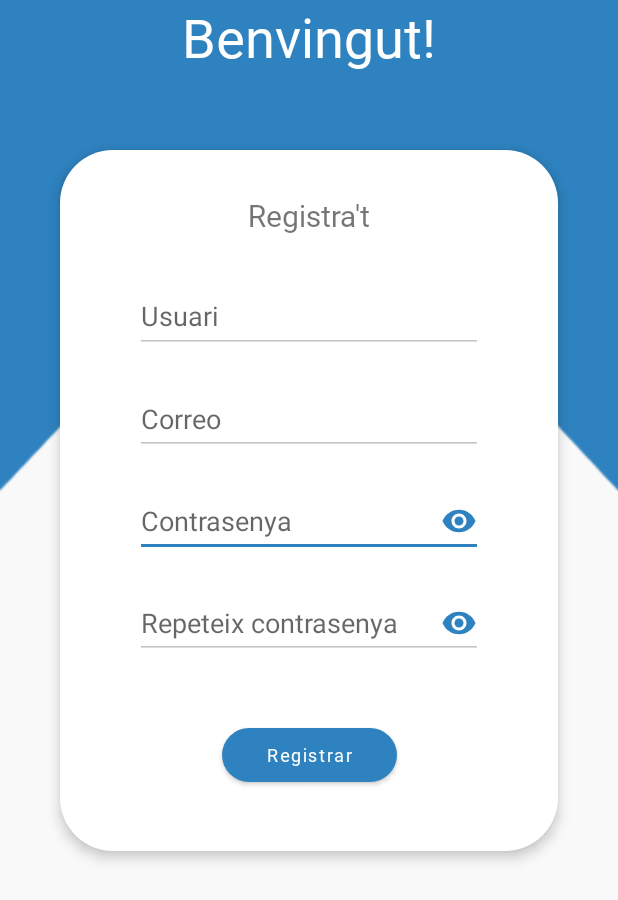
After one commit to erikmiro/Cataleg_App, an Android app: the layout activity_register.xml on its own in the app's theme, with its tools: preview values and no code run, on a phone screen of 412 x 824 dp. The commit adds this screen. Shown: the top 900 px of the screen. Run offline under Robolectric (Android 15) with nearby library versions, the phone set to English and light mode, and no system bars.

Commit message:
[WP-03] Added RegisterScreen layout, strings and drawable.

```diff
--- /dev/null
+++ b/app/src/main/java/com/example/wapps/RegisterActivity.java
@@ -0,0 +1,14 @@
+package com.example.wapps;
+
+import androidx.appcompat.app.AppCompatActivity;
+
+import android.os.Bundle;
+
+public class RegisterActivity extends AppCompatActivity {
+
+    @Override
+    protected void onCreate(Bundle savedInstanceState) {
+        super.onCreate(savedInstanceState);
+        setContentView(R.layout.activity_main);
+    }
+}
--- /dev/null
+++ b/app/src/main/res/drawable/ic_baseline_remove_red_eye_24.xml
@@ -0,0 +1,5 @@
+<vector android:height="24dp" android:tint="#2E82BF"
+    android:viewportHeight="24" android:viewportWidth="24"
+    android:width="24dp" xmlns:android="http://schemas.android.com/apk/res/android">
+    <path android:fillColor="@android:color/white" android:pathData="M12,4.5C7,4.5 2.73,7.61 1,12c1.73,4.39 6,7.5 11,7.5s9.27,-3.11 11,-7.5c-1.73,-4.39 -6,-7.5 -11,-7.5zM12,17c-2.76,0 -5,-2.24 -5,-5s2.24,-5 5,-5 5,2.24 5,5 -2.24,5 -5,5zM12,9c-1.66,0 -3,1.34 -3,3s1.34,3 3,3 3,-1.34 3,-3 -1.34,-3 -3,-3z"/>
+</vector>
--- /dev/null
+++ b/app/src/main/res/layout/activity_register.xml
@@ -0,0 +1,141 @@
+<?xml version="1.0" encoding="utf-8"?>
+<androidx.constraintlayout.widget.ConstraintLayout xmlns:android="http://schemas.android.com/apk/res/android"
+    xmlns:app="http://schemas.android.com/apk/res-auto"
+    xmlns:tools="http://schemas.android.com/tools"
+    android:id="@+id/relativeLayout2"
+    android:layout_width="match_parent"
+    android:layout_height="match_parent"
+    android:background="@drawable/login_screen_bg"
+    tools:context=".RegisterActivity">
+
+    <TextView
+        android:id="@+id/welcomeTxt2"
+        android:layout_width="match_parent"
+        android:layout_height="wrap_content"
+        android:fontFamily="@font/notosanshk_bold"
+        android:gravity="center"
+        android:text="@string/welcome"
+        android:textColor="@color/white"
+        android:textSize="36sp"
+        app:layout_constraintEnd_toEndOf="parent"
+        app:layout_constraintStart_toStartOf="parent"
+        app:layout_constraintTop_toTopOf="parent" />
+
+    <androidx.constraintlayout.widget.ConstraintLayout
+        android:id="@+id/view"
+        android:layout_width="0dp"
+        android:layout_height="wrap_content"
+        android:layout_marginStart="40dp"
+        android:layout_marginTop="100dp"
+        android:layout_marginEnd="40dp"
+        android:background="@drawable/register_box_background"
+        android:elevation="5dp"
+        app:layout_constraintEnd_toEndOf="parent"
+        app:layout_constraintHorizontal_bias="1.0"
+        app:layout_constraintStart_toStartOf="parent"
+        app:layout_constraintTop_toTopOf="parent">
+
+        <TextView
+            android:id="@+id/loginTxt"
+            android:layout_width="wrap_content"
+            android:layout_height="wrap_content"
+            android:layout_marginTop="30dp"
+            android:fontFamily="@font/notosanshk_medium"
+            android:gravity="center"
+            android:text="@string/register"
+            android:textSize="20sp"
+            app:layout_constraintEnd_toEndOf="parent"
+            app:layout_constraintStart_toStartOf="parent"
+            app:layout_constraintTop_toTopOf="parent" />
+
+        <EditText
+            android:id="@+id/passRegTxt"
+            android:layout_width="0dp"
+            android:layout_height="wrap_content"
+            android:layout_marginTop="20dp"
+            android:drawableEnd="@drawable/ic_baseline_remove_red_eye_24"
+            android:ems="10"
+            android:hint="@string/password"
+            android:inputType="textPassword"
+            android:minHeight="48dp"
+            android:paddingBottom="10dp"
+            android:theme="@style/EditTextTheme"
+            app:layout_constraintBottom_toTopOf="@+id/passRepRegTxt"
+            app:layout_constraintEnd_toEndOf="@+id/nameRegTxt"
+            app:layout_constraintHorizontal_bias="0.5"
+            app:layout_constraintStart_toStartOf="@+id/nameRegTxt"
+            app:layout_constraintTop_toBottomOf="@+id/emailRegTxt" />
+
+        <Button
+            android:id="@+id/loginBtn"
+            android:layout_width="wrap_content"
+            android:layout_height="wrap_content"
+            android:layout_marginTop="40dp"
+            android:layout_marginBottom="40dp"
+            android:fontFamily="@font/notosanshk_black"
+            android:paddingStart="30dp"
+            android:paddingEnd="30dp"
+            android:text="@string/registerBtn"
+            android:textAllCaps="false"
+            android:textSize="12sp"
+            app:cornerRadius="30dp"
+            app:layout_constraintBottom_toBottomOf="parent"
+            app:layout_constraintEnd_toEndOf="@+id/passRepRegTxt"
+            app:layout_constraintStart_toStartOf="@+id/passRepRegTxt"
+            app:layout_constraintTop_toBottomOf="@+id/passRepRegTxt" />
+
+        <EditText
+            android:id="@+id/passRepRegTxt"
+            android:layout_width="0dp"
+            android:layout_height="wrap_content"
+            android:layout_marginTop="20dp"
+            android:drawableEnd="@drawable/ic_baseline_remove_red_eye_24"
+            android:ems="10"
+            android:hint="@string/passwordRep"
+            android:inputType="textPassword"
+            android:minHeight="48dp"
+            android:paddingBottom="10dp"
+            android:theme="@style/EditTextTheme"
+            app:layout_constraintEnd_toEndOf="@+id/nameRegTxt"
+            app:layout_constraintHorizontal_bias="0.5"
+            app:layout_constraintStart_toStartOf="@+id/nameRegTxt"
+            app:layout_constraintTop_toBottomOf="@+id/passRegTxt" />
+
+        <EditText
+            android:id="@+id/nameRegTxt"
+            android:layout_width="0dp"
+            android:layout_height="wrap_content"
+            android:layout_marginStart="50dp"
+            android:layout_marginTop="30dp"
+            android:layout_marginEnd="50dp"
+            android:ems="10"
+            android:hint="@string/user"
+            android:inputType="textEmailAddress"
+            android:minHeight="48dp"
+            android:paddingBottom="12dp"
+            android:theme="@style/EditTextTheme"
+            app:layout_constraintBottom_toTopOf="@+id/emailRegTxt"
+            app:layout_constraintEnd_toEndOf="parent"
+            app:layout_constraintHorizontal_bias="0.5"
+            app:layout_constraintStart_toStartOf="parent"
+            app:layout_constraintTop_toBottomOf="@+id/loginTxt" />
+
+        <EditText
+            android:id="@+id/emailRegTxt"
+            android:layout_width="0dp"
+            android:layout_height="wrap_content"
+            android:layout_marginTop="20dp"
+            android:ems="10"
+            android:hint="@string/email"
+            android:inputType="textPassword"
+            android:minHeight="48dp"
+            android:paddingBottom="10dp"
+            android:theme="@style/EditTextTheme"
+            app:layout_constraintBottom_toTopOf="@+id/passRegTxt"
+            app:layout_constraintEnd_toEndOf="@+id/nameRegTxt"
+            app:layout_constraintHorizontal_bias="0.5"
+            app:layout_constraintStart_toStartOf="@+id/nameRegTxt"
+            app:layout_constraintTop_toBottomOf="@+id/nameRegTxt" />
+    </androidx.constraintlayout.widget.ConstraintLayout>
+
+</androidx.constraintlayout.widget.ConstraintLayout>
--- a/app/src/main/res/values/strings.xml
+++ b/app/src/main/res/values/strings.xml
@@ -5,8 +5,12 @@
     <string name="login">Inicia Sessió</string>
     <string name="email">Correo</string>
     <string name="password">Contrasenya</string>
+    <string name="passwordRep">Repeteix contrasenya</string>
+    <string name="user">Usuari</string>
     <string name="forgotPassword">Has oblidat la contrasenya?</string>
     <string name="registerIfNoAcc">No tens compte?</string>
     <string name="register">Registra\'t</string>
     <string name="connect">O connecta amb</string>
+    <string name="registerBtn">Registrar</string>
+    <string name="register">Registra\'t</string>
 </resources>
```
